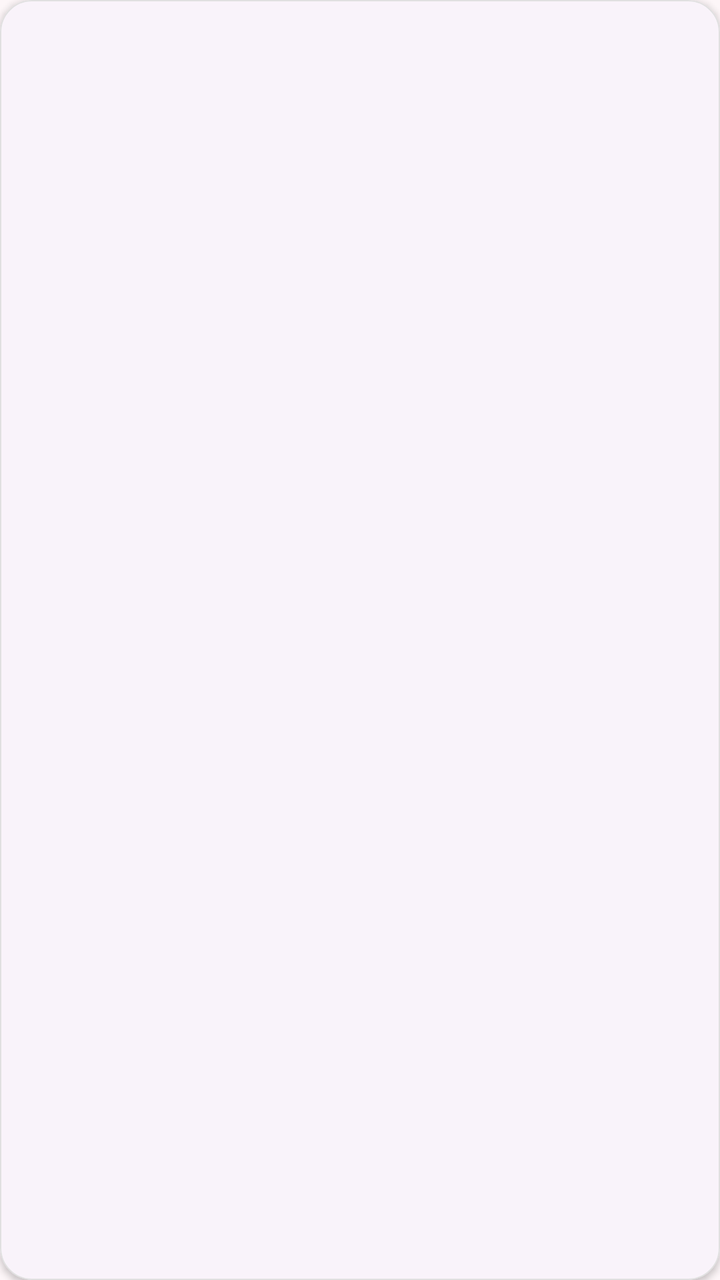
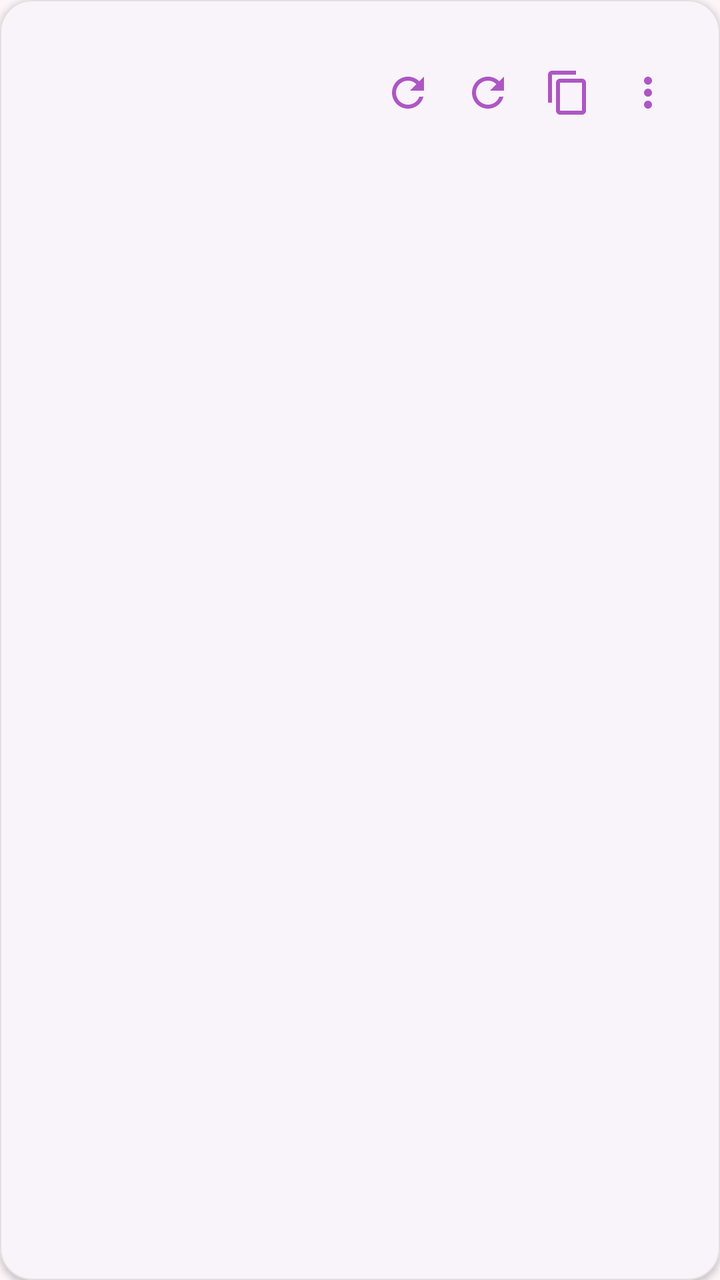

Before-and-after screenshots of an Android layout around one commit, followed by the original layout XML and the change that was made.
<!-- AndroidManifest.xml: application theme Theme.Wisp -->
<!-- res/layout/item_config.xml -->
<?xml version="1.0" encoding="utf-8"?>
<com.google.android.material.card.MaterialCardView
    xmlns:android="http://schemas.android.com/apk/res/android"
    xmlns:app="http://schemas.android.com/apk/res-auto"
    android:layout_width="match_parent"
    android:layout_height="wrap_content"
    android:layout_marginHorizontal="16dp"
    android:layout_marginTop="12dp"
    app:cardCornerRadius="16dp"
    app:cardElevation="2dp"
    app:cardBackgroundColor="@color/card_background"
    app:strokeColor="@color/divider"
    app:strokeWidth="0.5dp">

    <LinearLayout
        android:layout_width="match_parent"
        android:layout_height="wrap_content"
        android:orientation="horizontal"
        android:padding="16dp"
        android:gravity="center_vertical">

        
        <LinearLayout
            android:layout_width="0dp"
            android:layout_height="wrap_content"
            android:layout_weight="1"
            android:orientation="vertical">

            <TextView
                android:id="@+id/tvName"
                android:layout_width="wrap_content"
                android:layout_height="wrap_content"
                android:textAppearance="?attr/textAppearanceSubtitle1"
                android:textColor="@color/text_primary"
                android:maxLines="1"
                android:ellipsize="end" />

            <TextView
                android:id="@+id/tvDate"
                android:layout_width="wrap_content"
                android:layout_height="wrap_content"
                android:layout_marginTop="4dp"
                android:textAppearance="?attr/textAppearanceBody2"
                android:textColor="@color/text_secondary" />

            <TextView
                android:id="@+id/tvRelativeTime"
                android:layout_width="wrap_content"
                android:layout_height="wrap_content"
                android:textAppearance="?attr/textAppearanceCaption"
                android:textColor="@color/hydrangea_purple" />
        </LinearLayout>

        
        <LinearLayout
            android:layout_width="wrap_content"
            android:layout_height="wrap_content"
            android:orientation="horizontal"
            android:gravity="center_vertical">

            <Button
                android:id="@+id/btnRefreshDirect"
                android:layout_width="40dp"
                android:layout_height="40dp"
                android:background="?attr/selectableItemBackgroundBorderless"
                android:src="@drawable/ic_refresh"
                android:contentDescription="Обновить напрямую"
                android:tint="@color/icon_tint"
                android:scaleType="centerInside" />

            <Button
                android:id="@+id/btnRefreshProxy"
                android:layout_width="40dp"
                android:layout_height="40dp"
                android:background="?attr/selectableItemBackgroundBorderless"
                android:src="@drawable/ic_refresh"
                android:contentDescription="Обновить через Яндекс Переводчик"
                android:tint="@color/icon_tint"
                android:scaleType="centerInside" />

            <Button
                android:id="@+id/btnCopyUrls"
                android:layout_width="40dp"
                android:layout_height="40dp"
                android:background="?attr/selectableItemBackgroundBorderless"
                android:src="@drawable/ic_content_copy"
                android:contentDescription="Скопировать ссылки"
                android:tint="@color/icon_tint"
                android:scaleType="centerInside" />

            <Button
                android:id="@+id/btnMenu"
                android:layout_width="40dp"
                android:layout_height="40dp"
                android:background="?attr/selectableItemBackgroundBorderless"
                android:src="@drawable/ic_more_vert"
                android:contentDescription="Меню"
                android:tint="@color/icon_tint"
                android:scaleType="centerInside" />
        </LinearLayout>
    </LinearLayout>

</com.google.android.material.card.MaterialCardView>
<!-- resources referenced by this layout -->
<resources>
  <color name="card_background">#FFFFFF</color>
  <color name="divider">#E0E0E0</color>
  <color name="hydrangea_purple">#AD56C4</color>
  <color name="icon_tint">@color/hydrangea_purple</color>
  <color name="text_primary">#212121</color>
  <color name="text_secondary">#757575</color>
  <!-- drawable ic_content_copy (drawable) -->
  <vector xmlns:android="http://schemas.android.com/apk/res/android"
      android:width="24dp"
      android:height="24dp"
      android:viewportWidth="24"
      android:viewportHeight="24">
      <path
          android:fillColor="#FF000000"
          android:pathData="M16,1H4c-1.1,0 -2,0.9 -2,2v14h2V3h12V1zM19,5H8c-1.1,0 -2,0.9 -2,2v14c0,1.1 0.9,2 2,2h11c1.1,0 2,-0.9 2,-2V7c0,-1.1 -0.9,-2 -2,-2zM19,21H8V7h11v14z"/>
  </vector>
  <!-- drawable ic_more_vert (drawable) -->
  <vector xmlns:android="http://schemas.android.com/apk/res/android"
      android:width="24dp"
      android:height="24dp"
      android:viewportWidth="24"
      android:viewportHeight="24">
      <path
          android:fillColor="#757575"
          android:pathData="M12,8c1.1,0 2,-0.9 2,-2s-0.9,-2 -2,-2 -2,0.9 -2,2 0.9,2 2,2zM12,10c-1.1,0 -2,0.9 -2,2s0.9,2 2,2 2,-0.9 2,-2 -0.9,-2 -2,-2zM12,16c-1.1,0 -2,0.9 -2,2s0.9,2 2,2 2,-0.9 2,-2 -0.9,-2 -2,-2z"/>
  </vector>
  <!-- drawable ic_refresh (drawable) -->
  <vector xmlns:android="http://schemas.android.com/apk/res/android"
      android:width="24dp"
      android:height="24dp"
      android:viewportWidth="24"
      android:viewportHeight="24">
      <path
          android:fillColor="#FF000000"
          android:pathData="M17.65,6.35C16.2,4.9 14.21,4 12,4c-4.42,0 -7.99,3.58 -7.99,8s3.57,8 7.99,8c3.73,0 6.84,-2.55 7.73,-6h-2.08c-0.82,2.33 -3.04,4 -5.65,4 -3.31,0 -6,-2.69 -6,-6s2.69,-6 6,-6c1.66,0 3.14,0.69 4.22,1.78L13,11h7V4l-2.35,2.35z"/>
  </vector>
  <style name="Theme.Wisp" parent="Base.Theme.Wisp">
          <item name="android:navigationBarColor">@android:color/transparent</item>
          <item name="android:statusBarColor">@android:color/transparent</item>
          <item name="android:windowLightStatusBar">?attr/isLightTheme</item>
      </style>
  <style name="Base.Theme.Wisp" parent="Theme.Material3.DayNight.NoActionBar">
          <item name="colorPrimary">@color/hydrangea_purple</item>
          <item name="colorPrimaryVariant">@color/hydrangea_lilac</item>
          <item name="colorOnPrimary">@android:color/white</item>
          <item name="colorSecondary">@color/hydrangea_pink</item>
          <item name="colorSecondaryVariant">@color/hydrangea_peach</item>
          <item name="colorOnSecondary">@android:color/white</item>
          <item name="android:windowBackground">@color/background</item>
          <item name="colorSurface">@color/card_background</item>
          <item name="colorOnSurface">@color/text_primary</item>
      </style>
  <color name="hydrangea_lilac">#FF9CE9</color>
  <color name="hydrangea_pink">#FF8DA1</color>
  <color name="hydrangea_peach">#FFC2BA</color>
  <color name="background">#FDF6F8</color>
</resources>

<!-- the commit's change to res/layout/item_config.xml (unified diff, before → after) -->
@@ -58,7 +58,7 @@
             android:orientation="horizontal"
             android:gravity="center_vertical">
 
-            <Button
+            <ImageButton
                 android:id="@+id/btnRefreshDirect"
                 android:layout_width="40dp"
                 android:layout_height="40dp"
@@ -68,7 +68,7 @@
                 android:tint="@color/icon_tint"
                 android:scaleType="centerInside" />
 
-            <Button
+            <ImageButton
                 android:id="@+id/btnRefreshProxy"
                 android:layout_width="40dp"
                 android:layout_height="40dp"
@@ -78,7 +78,7 @@
                 android:tint="@color/icon_tint"
                 android:scaleType="centerInside" />
 
-            <Button
+            <ImageButton
                 android:id="@+id/btnCopyUrls"
                 android:layout_width="40dp"
                 android:layout_height="40dp"
@@ -88,7 +88,7 @@
                 android:tint="@color/icon_tint"
                 android:scaleType="centerInside" />
 
-            <Button
+            <ImageButton
                 android:id="@+id/btnMenu"
                 android:layout_width="40dp"
                 android:layout_height="40dp"
